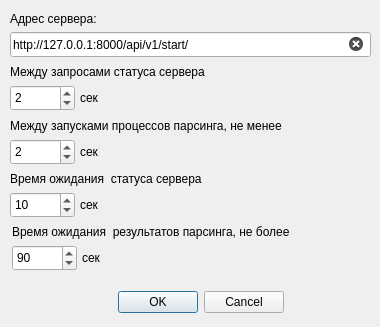
Above: Client_UI/components/templates/server_set_window_template.ui from HiddenJang/Xperiment2 before the change. Below: the same form after it.
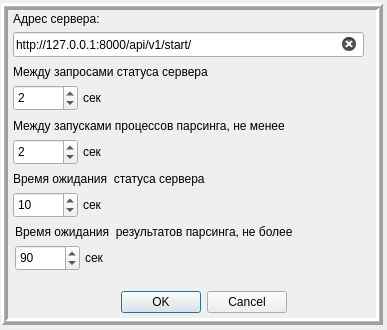
That is the form after the change.

Patch:
```diff
--- a/Client_UI/components/templates/server_set_window_template.ui
+++ b/Client_UI/components/templates/server_set_window_template.ui
@@ -9,10 +9,22 @@
    <rect>
     <x>0</x>
     <y>0</y>
-    <width>380</width>
-    <height>327</height>
+    <width>387</width>
+    <height>330</height>
    </rect>
   </property>
+  <property name="minimumSize">
+   <size>
+    <width>387</width>
+    <height>330</height>
+   </size>
+  </property>
+  <property name="maximumSize">
+   <size>
+    <width>387</width>
+    <height>330</height>
+   </size>
+  </property>
   <property name="windowTitle">
    <string>Настройки подключения к серверу</string>
   </property>
@@ -22,7 +34,7 @@
   <widget class="QDialogButtonBox" name="buttonBox">
    <property name="geometry">
     <rect>
-     <x>30</x>
+     <x>33</x>
      <y>286</y>
      <width>341</width>
      <height>32</height>
@@ -41,7 +53,7 @@
   <widget class="QLabel" name="label_serverAddress">
    <property name="geometry">
     <rect>
-     <x>10</x>
+     <x>13</x>
      <y>10</y>
      <width>111</width>
      <height>17</height>
@@ -54,9 +66,9 @@
   <widget class="QLineEdit" name="lineEdit_serverAddress">
    <property name="geometry">
     <rect>
-     <x>10</x>
+     <x>13</x>
      <y>32</y>
-     <width>361</width>
+     <width>351</width>
      <height>25</height>
     </rect>
    </property>
@@ -70,7 +82,7 @@
   <widget class="QSpinBox" name="spinBox_statusRequestInterval">
    <property name="geometry">
     <rect>
-     <x>10</x>
+     <x>13</x>
      <y>85</y>
      <width>65</width>
      <height>26</height>
@@ -86,7 +98,7 @@
   <widget class="QLabel" name="label_statusRequestFrequency_1">
    <property name="geometry">
     <rect>
-     <x>10</x>
+     <x>13</x>
      <y>63</y>
      <width>371</width>
      <height>17</height>
@@ -99,7 +111,7 @@
   <widget class="QLabel" name="label_parsRequestFrequency_1">
    <property name="geometry">
     <rect>
-     <x>10</x>
+     <x>13</x>
      <y>117</y>
      <width>351</width>
      <height>17</height>
@@ -112,7 +124,7 @@
   <widget class="QSpinBox" name="spinBox_parsRequestInterval">
    <property name="geometry">
     <rect>
-     <x>10</x>
+     <x>13</x>
      <y>139</y>
      <width>65</width>
      <height>26</height>
@@ -128,7 +140,7 @@
   <widget class="QLabel" name="label_statusRequestFrequency_2">
    <property name="geometry">
     <rect>
-     <x>80</x>
+     <x>83</x>
      <y>89</y>
      <width>31</width>
      <height>17</height>
@@ -141,7 +153,7 @@
   <widget class="QLabel" name="label_parsRequestFrequency_2">
    <property name="geometry">
     <rect>
-     <x>80</x>
+     <x>83</x>
      <y>143</y>
      <width>31</width>
      <height>17</height>
@@ -154,7 +166,7 @@
   <widget class="QSpinBox" name="spinBox_statusResponseTimeout">
    <property name="geometry">
     <rect>
-     <x>10</x>
+     <x>13</x>
      <y>192</y>
      <width>65</width>
      <height>26</height>
@@ -170,7 +182,7 @@
   <widget class="QLabel" name="label_statusResponseTimeout_2">
    <property name="geometry">
     <rect>
-     <x>80</x>
+     <x>83</x>
      <y>196</y>
      <width>31</width>
      <height>17</height>
@@ -183,7 +195,7 @@
   <widget class="QLabel" name="label_statusResponseTimeout_1">
    <property name="geometry">
     <rect>
-     <x>10</x>
+     <x>13</x>
      <y>170</y>
      <width>241</width>
      <height>17</height>
@@ -196,7 +208,7 @@
   <widget class="QLabel" name="label_parsResponseTimeout_2">
    <property name="geometry">
     <rect>
-     <x>82</x>
+     <x>85</x>
      <y>249</y>
      <width>31</width>
      <height>17</height>
@@ -209,7 +221,7 @@
   <widget class="QLabel" name="label_parsResponseTimeout_1">
    <property name="geometry">
     <rect>
-     <x>12</x>
+     <x>15</x>
      <y>223</y>
      <width>351</width>
      <height>17</height>
@@ -222,7 +234,7 @@
   <widget class="QSpinBox" name="spinBox_parsResponseTimeout">
    <property name="geometry">
     <rect>
-     <x>12</x>
+     <x>15</x>
      <y>245</y>
      <width>65</width>
      <height>26</height>
@@ -235,6 +247,44 @@
     <number>90</number>
    </property>
   </widget>
+  <widget class="QFrame" name="frame_serverSettings">
+   <property name="geometry">
+    <rect>
+     <x>1</x>
+     <y>3</y>
+     <width>382</width>
+     <height>322</height>
+    </rect>
+   </property>
+   <property name="frameShape">
+    <enum>QFrame::Box</enum>
+   </property>
+   <property name="frameShadow">
+    <enum>QFrame::Raised</enum>
+   </property>
+   <property name="lineWidth">
+    <number>3</number>
+   </property>
+   <property name="midLineWidth">
+    <number>1</number>
+   </property>
+  </widget>
+  <zorder>frame_serverSettings</zorder>
+  <zorder>buttonBox</zorder>
+  <zorder>label_serverAddress</zorder>
+  <zorder>lineEdit_serverAddress</zorder>
+  <zorder>spinBox_statusRequestInterval</zorder>
+  <zorder>label_statusRequestFrequency_1</zorder>
+  <zorder>label_parsRequestFrequency_1</zorder>
+  <zorder>spinBox_parsRequestInterval</zorder>
+  <zorder>label_statusRequestFrequency_2</zorder>
+  <zorder>label_parsRequestFrequency_2</zorder>
+  <zorder>spinBox_statusResponseTimeout</zorder>
+  <zorder>label_statusResponseTimeout_2</zorder>
+  <zorder>label_statusResponseTimeout_1</zorder>
+  <zorder>label_parsResponseTimeout_2</zorder>
+  <zorder>label_parsResponseTimeout_1</zorder>
+  <zorder>spinBox_parsResponseTimeout</zorder>
  </widget>
  <resources/>
  <connections>
```
